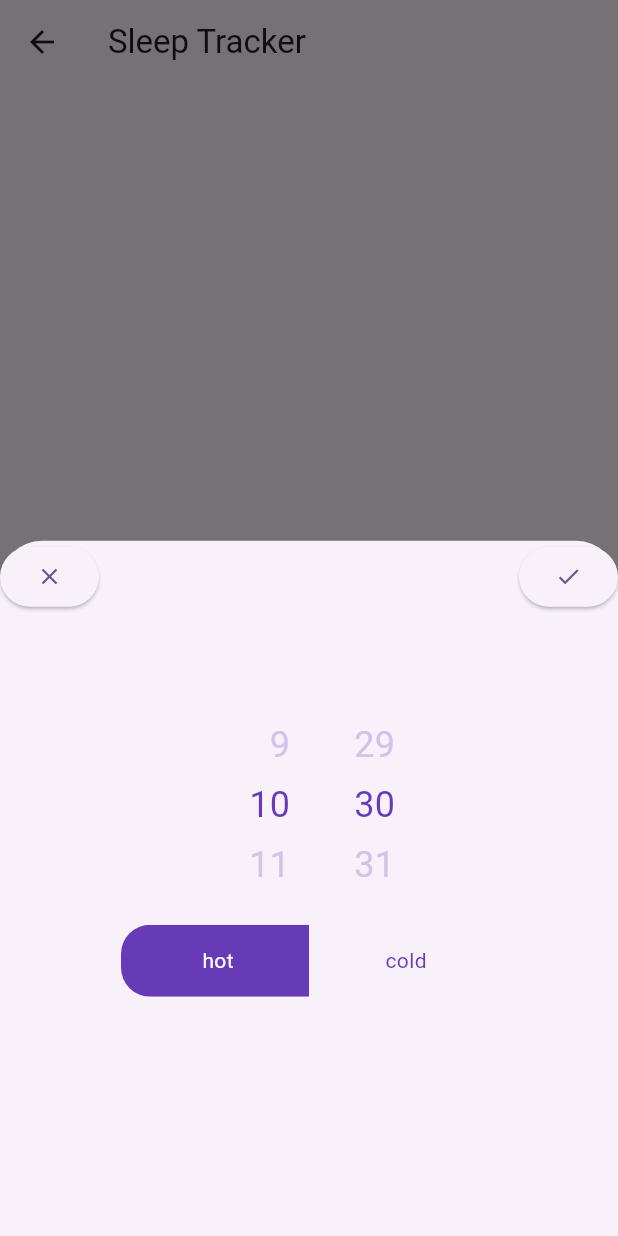
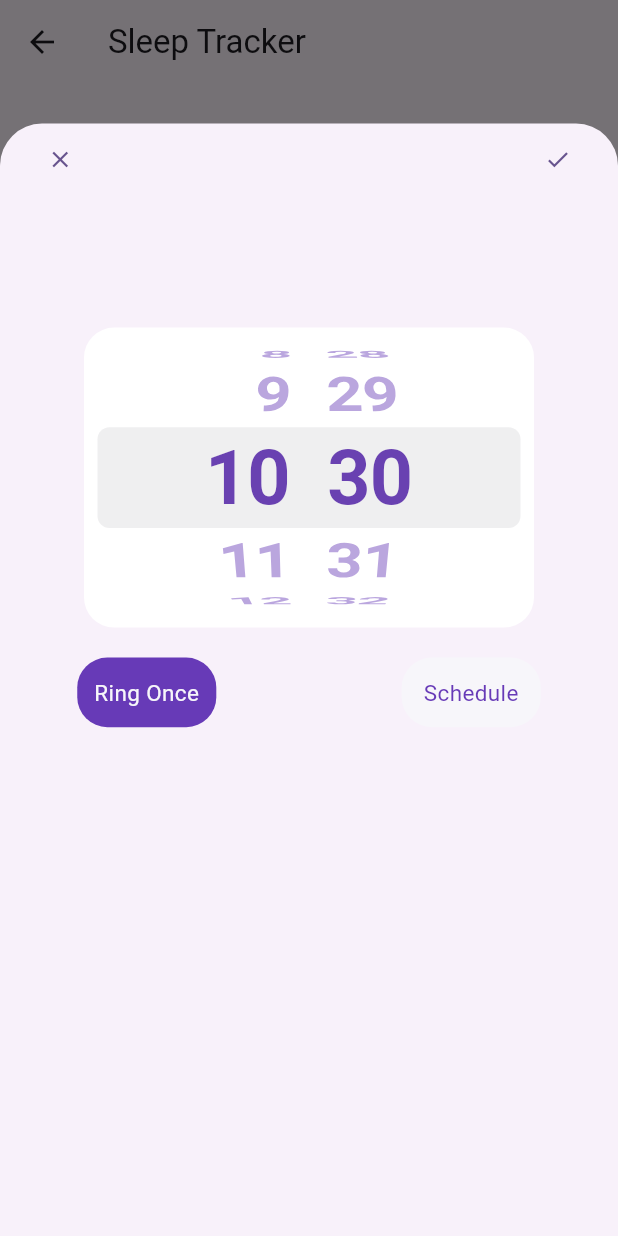
Before and after one commit to shiver225/Senjorams, a Flutter app: the SleepScreen screen opened directly, after a tap on the "add" icon, on a phone screen of 412 x 824 dp. Run offline on Flutter 3.47's test engine with Material 3 defaults, Android fonts, the phone set to English and light mode, and no system bars; drawn by our look-alikes of flutter_time_picker_spinner; our stand-ins replace cloud_firestore, cloud_functions, firebase_auth, firebase_core, flutter_local_notifications, flutter_timezone and 2 more; accounts and stored records are empty.

Commit message:
Change once again the time picker to now use build in flutter class cupertino, added syncing between time changes

```diff
--- a/senjorams/lib/services/notification_service.dart
+++ b/senjorams/lib/services/notification_service.dart
@@ -84,4 +84,7 @@ class NotificationService{
     );
     debugPrint(tz.TZDateTime.now(tz.local).toString());
   }
+  Future<void> cancelScheduledNotification(int id) async{
+    await notificationsPlugin.cancel(id);
+  }
 }
--- a/senjorams/lib/sleep_ui.dart
+++ b/senjorams/lib/sleep_ui.dart
@@ -1,39 +1,45 @@
 import 'dart:convert';
-
-import 'package:bottom_picker/bottom_picker.dart';
-import 'package:bottom_picker/resources/arrays.dart';
 import 'package:flutter/cupertino.dart';
 import 'package:flutter/gestures.dart';
 import 'package:flutter/material.dart';
 import 'package:firebase_auth/firebase_auth.dart';
 import 'package:firebase_core/firebase_core.dart';
 import 'package:cloud_firestore/cloud_firestore.dart';
-import 'package:flutter/rendering.dart';
 import 'package:senjorams/main.dart';
-import 'package:senjorams/main_screen_ui.dart';
 import 'package:senjorams/services/notification_service.dart';
-import 'package:shared_preferences/shared_preferences.dart';
-import 'package:flutter_time_picker_spinner/flutter_time_picker_spinner.dart';
-
 
 
 class Alarm{
-  TimeOfDay? time;
-  int? alarmId;
+  TimeOfDay time;
+  int alarmId;
   bool enabled;
+  String title;
+  String body;
   bool isSelected = false;
   Color cardColor = Colors.white;
-  Alarm({this.time, this.alarmId, this.enabled = true});
+  Alarm({required this.time, required this.alarmId, required this.title, required this.body, this.enabled = true});
 
   Alarm.fromJson(Map<String, dynamic> json)
       : time = TimeOfDay(hour: int.parse(json['time'].split(":")[0]), minute: int.parse(json['time'].split(":")[1])),
         alarmId = json['alarmId'] as int,
-        enabled = json['enabled'] as bool;
+        enabled = json['enabled'] as bool,
+        title = json['title'] ?? "",
+        body = json['body'] ?? "";
   Map<String, dynamic> toJson() => {
-        'time': '${time?.hour}:${time?.minute}',
+        'time': '${time.hour}:${time.minute}',
         'alarmId': alarmId,
         'enabled' : enabled,
+        'title' : title,
+        'body' : body,
       };
+  Future<void> updateScheduledNotification() async{
+    if(enabled){
+      NotificationService().scheduledNotification(id: alarmId, hour: time.hour, minutes: time.minute,title: title, body: body);
+    }
+    else{
+      await NotificationService().cancelScheduledNotification(alarmId);
+    }
+  }
 }
 class SleepScreen extends StatefulWidget {
   const SleepScreen({Key? key}) : super(key: key);
@@ -42,12 +48,16 @@ class SleepScreen extends StatefulWidget {
 }
 
 class _SleepScreenState extends State<SleepScreen> {
-  final List<bool> _visableSleepSchedual = <bool> [true, false];
+  final List<bool> _visableSleepSchedule = <bool> [true, false];
   final List<bool> _timeSelection = <bool> [true, false];
 
+  var globalKey = GlobalKey();
   List<Alarm> alarmList = [];
   List<Alarm> alarmTrachCan = [];
   TimeOfDay? _selectedTime;
+  TimeOfDay? _selectedTimeSleep = TimeOfDay.now();
+  TimeOfDay? _selectedTimeWakeUp = TimeOfDay(hour: TimeOfDay.now().hour + 8, minute: TimeOfDay.now().minute);
+
   TimePickerEntryMode entryMode = TimePickerEntryMode.dial;
   Orientation? orientation;
   TextDirection textDirection = TextDirection.ltr;
@@ -86,6 +96,10 @@ class _SleepScreenState extends State<SleepScreen> {
         actions: [
           IconButton(
               onPressed: () async {
+                for (var element in alarmTrachCan) {
+                  element.enabled = false;
+                  await element.updateScheduledNotification();
+                }
                 alarmList.removeWhere((item) => alarmTrachCan.contains(item));
                 //disable alarm
                 await _saveData();
@@ -122,6 +136,7 @@ class _SleepScreenState extends State<SleepScreen> {
                               setState(() {
                                 alarmList[index].enabled = value;
                               });
+                              await alarmList[index].updateScheduledNotification();
                               await _saveData();
                             },
                           ),
@@ -184,53 +199,62 @@ class _SleepScreenState extends State<SleepScreen> {
   void modalScrollPicker(BuildContext context){
     showModalBottomSheet<void>(
       context: context,
+      isScrollControlled:true,
       builder: (BuildContext context) {
         return StatefulBuilder(
           builder: (BuildContext context, StateSetter setModalState){
-        return SizedBox(
+        return FractionallySizedBox(
+          heightFactor: 0.9,
           child: Center(
             child: Column(
               children: <Widget>[
                 Row(
+                  mainAxisAlignment: MainAxisAlignment.center,
                   children: <Widget>[
-                    ElevatedButton(
+                    TextButton(
                       child: const Icon(Icons.clear),
                       onPressed: () => Navigator.pop(context),
                     ),
-                    const Spacer(),
-                    ElevatedButton(
+                    SizedBox(width: MediaQuery.of(context).size.width * 0.65),
+                    TextButton(
                       child: const Icon(Icons.check),
                       onPressed: () async {
                         setState(() {
-                          alarmList.add(Alarm(time: _selectedTime, alarmId: 0, enabled: true));
-                          NotificationService().scheduledNotification(hour: _selectedTime?.hour ?? 0, minutes: _selectedTime?.minute ?? 0,title: 'Sample title', body: 'Sample body');
+                          alarmList.add(Alarm(time: _selectedTime ?? TimeOfDay.now(), alarmId: 0, title: 'sample title', body: 'sample body', enabled: true));
                           Navigator.pop(context);
                         });
+                        await alarmList.last.updateScheduledNotification();
                         await _saveData();
                       },
                     ),
                   ],
                 ),
+                SizedBox(height: 20),
                 Visibility(
                   maintainSize: true,
                   maintainAnimation: true,
                   maintainState: true,
-                  visible: _visableSleepSchedual[1],
+                  visible: _visableSleepSchedule[1],
                   child: toggleButtons2B(
                     selectionList: _timeSelection,
-                    text1: "hot",
-                    text2: "cold",
-                    setModalState: setModalState
+                    text1: "${_selectedTimeSleep?.hour}:${_selectedTimeSleep?.minute}",
+                    text2: "${_selectedTimeWakeUp?.hour}:${_selectedTimeWakeUp?.minute}",
+                    setModalState: setModalState,
+                    textStyle: const TextStyle(
+                      fontSize: 24,
+                    ),
+                    buttonWidth: (MediaQuery.of(context).size.width - 36)/2,
+                    buttonHeight: (MediaQuery.of(context).size.width - 36)/10
                   ),
                 ),
                 SizedBox(height: 20),
-                timePickerSpinn(),
+                timePicker(setModalState),
                 SizedBox(height: 20),
-                toggleButtons2B(
-                  selectionList: _visableSleepSchedual,
-                  text1: "hot",
-                  text2: "cold",
-                  setModalState: setModalState
+                inkButtons(
+                  isSelected: _visableSleepSchedule,
+                  setModalState: setModalState,
+                  buttonText: ["Ring Once", "Schedule"],
+                  spacing: MediaQuery.of(context).size.width * 0.3
                  ),
               ],
             ),
@@ -240,12 +264,60 @@ class _SleepScreenState extends State<SleepScreen> {
       },
     );
   }
+  Ink inkButtons({required List<bool> isSelected, required StateSetter setModalState, required List<String> buttonText, double? spacing}){
+    return Ink(
+      height: 60,
+      width: spacing!=null ? spacing * 2.5 :200,
+      child: GridView.count(
+        primary: true,
+        crossAxisCount: 2, //set the number of buttons in a row
+        crossAxisSpacing: spacing ?? 20, //set the spacing between the buttons
+        childAspectRatio: 2, //set the width-to-height ratio of the button,
+                             //>1 is a horizontal rectangle
+        children: List.generate(isSelected.length, (index) {
+          //using Inkwell widget to create a button
+          return InkWell(
+              borderRadius: BorderRadius.circular(20),
+              splashColor: Colors.deepPurple.shade100, //the default splashColor is grey
+              onTap: () {
+                //set the toggle logic
+                setModalState(() {
+                  for (int indexBtn = 0;indexBtn < isSelected.length;indexBtn++) {
+                    isSelected[indexBtn] = index == indexBtn;
+                  }
+                });
+              },
+              child: Ink(
+                decoration: BoxDecoration(
+                  color: isSelected[index] ? Colors.deepPurple : Color.fromARGB(255, 247,246,250),
+                  borderRadius: BorderRadius.circular(20),
+                ),
+                child: Center(
+                  child: Text(
+                    buttonText[index],
+                    textAlign: TextAlign.center,
+                    style: TextStyle(
+                      color: isSelected[index] ? Color.fromARGB(255, 247,246,250) : Colors.deepPurple,
+                      fontSize: 15,
+                    ),
+                  ),
+                ),
+              ),
+            );
+        }),
+      ),
+    );
+  }
+
   ToggleButtons toggleButtons2B(
     {
       required StateSetter setModalState,
       required String text1,
       required String text2,
-      required List<bool> selectionList
+      required List<bool> selectionList,
+      double? buttonWidth,
+      double? buttonHeight,
+      TextStyle? textStyle
     }
   ){
     return ToggleButtons(
@@ -257,22 +329,24 @@ class _SleepScreenState extends State<SleepScreen> {
                     isSelected: selectionList,
                     children: <Widget> [
                       SizedBox(
-                        width: (MediaQuery.of(context).size.width - 36)/3,
+                        width: buttonWidth ?? (MediaQuery.of(context).size.width - 36)/3,
+                        height: buttonHeight ?? (MediaQuery.of(context).size.height - 36)/20,
                         child: Row(
                           mainAxisAlignment: MainAxisAlignment.center,
                           children: <Widget>[
                             const SizedBox(width: 4.0),
-                            Text(text1),
+                            Text(text1, style: textStyle,),
                           ],
                         ),
                       ),
                       SizedBox(
-                        width: (MediaQuery.of(context).size.width - 36)/3,
+                        width: buttonWidth ?? (MediaQuery.of(context).size.width - 36)/3,
+                        height: buttonHeight ?? (MediaQuery.of(context).size.height - 36)/20,
                         child: Row(
                           mainAxisAlignment: MainAxisAlignment.center,
                           children: <Widget>[
                             const SizedBox(width: 4.0,),
-                            Text(text2),
+                            Text(text2, style: textStyle),
                           ],
                         ),
                       ),
@@ -282,29 +356,58 @@ class _SleepScreenState extends State<SleepScreen> {
                         for (int i = 0; i < selectionList.length; i++){
                           selectionList[i] = index == i;
                         }
+                        if(selectionList[index] && index == 0){
+                          _selectedTime = _selectedTimeSleep;
+                        }
+                        else{
+                          _selectedTime = _selectedTimeWakeUp;
+                        }
+                        globalKey = GlobalKey();
                       });
                     },
                   );
   }
-  TimePickerSpinner timePickerSpinn() {
-    return TimePickerSpinner(
-      is24HourMode: true,
-      normalTextStyle: TextStyle(
-        color: Colors.deepPurple.shade100,
-        fontSize: 24,
+  Widget timePicker(StateSetter setSpinnerState){
+    return Container(
+      height: 200,
+      width: 300,
+      decoration: BoxDecoration(
+        borderRadius: BorderRadius.circular(20),
+        color: Colors.white,
       ),
-      highlightedTextStyle: const TextStyle(
+      child: CupertinoTheme(
+        data: const CupertinoThemeData(
+            textTheme: CupertinoTextThemeData(
+                dateTimePickerTextStyle: TextStyle(
+                    fontSize: 45,
                     color: Colors.deepPurple,
-        fontSize: 24,
+                    fontWeight: FontWeight.bold,
                 ),
-      spacing: 25,
-      itemHeight: 40,
-      onTimeChange: (time) {
+            ),
+        ),
+        child: CupertinoDatePicker(
+          key: globalKey,
+          itemExtent: 60,
+          mode: CupertinoDatePickerMode.time,
+          initialDateTime: _selectedTime != null ? DateTime(DateTime.now().year, DateTime.now().month, DateTime.now().day, _selectedTime!.hour, _selectedTime!.minute) : DateTime.now(),
+          use24hFormat: true,
+          onDateTimeChanged: (DateTime value)
+          {
             setState(() {
-              _selectedTime = TimeOfDay(hour: time.hour, minute: time.minute);
+              _selectedTime = TimeOfDay(hour: value.hour, minute: value.minute);
               //NotificationService().scheduledNotification(hour: selectedTime?.hour ?? 0, minutes: selectedTime?.minute ?? 0,title: 'Sample title', body: 'Sample body');
             });
+            setSpinnerState(() {
+              if(_timeSelection[0]){
+                _selectedTimeSleep = _selectedTime ?? TimeOfDay.now();
+              }
+              else{
+                _selectedTimeWakeUp = _selectedTime ?? TimeOfDay.now();
+              }
+            });
           },
+        )
+      )
     );
   }
 }
--- a/senjorams/pubspec.yaml
+++ b/senjorams/pubspec.yaml
@@ -47,10 +47,8 @@ dependencies:
   flutter_local_notifications: ^17.0.0
   timezone: ^0.9.2
   flutter_timezone: ^1.0.8
-  bottom_picker: ^2.6.0
   android_alarm_manager_plus: ^4.0.1
   shared_preferences: ^2.2.2
-  flutter_time_picker_spinner: ^2.0.0
 
 dev_dependencies:
   flutter_test:
```
Also changed, not shown: senjorams/pubspec.lock. Lines whose indentation alone changed are shown as unchanged.
